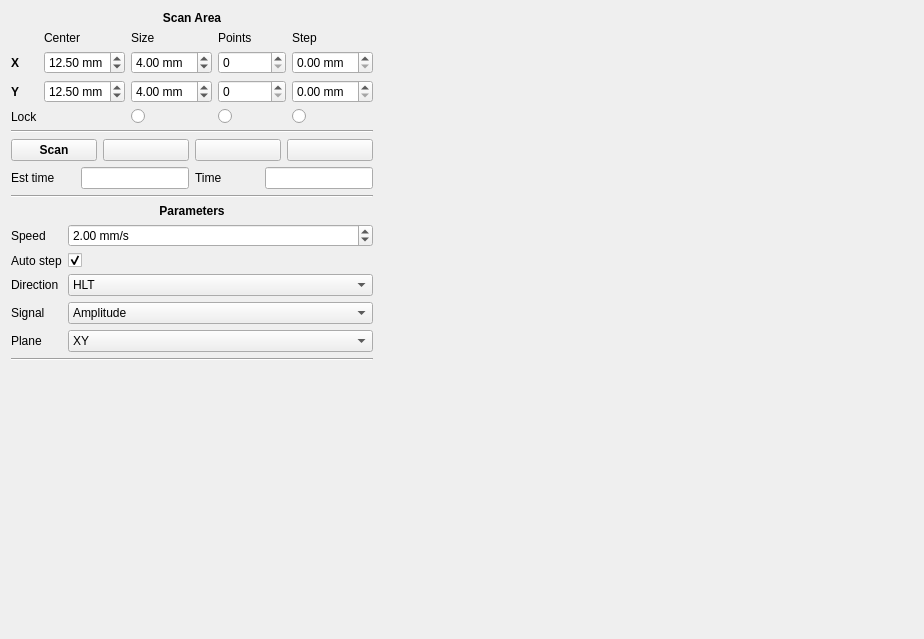
Qt form modules/gui/designer/map_measure_widget.ui (Kaldarinz/PA-RSCF-22-72-00015-) before a commit.
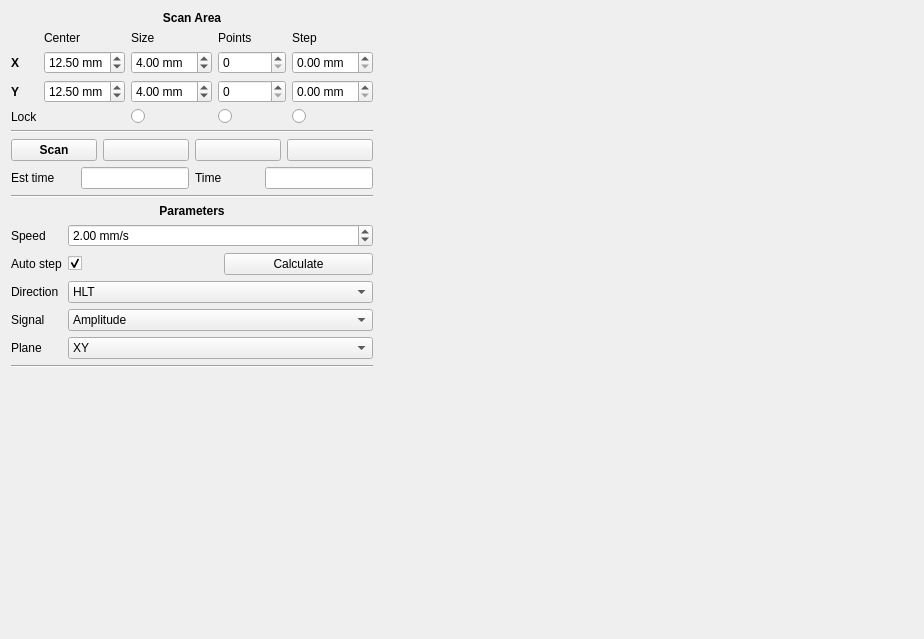
The same form after that commit. Icons and pictures are not drawn. Custom widgets are drawn as their Qt base class.

Commit message: astep_calculation

What changed in the file:
```diff
--- a/modules/gui/designer/map_measure_widget.ui
+++ b/modules/gui/designer/map_measure_widget.ui
@@ -13,7 +13,7 @@
   <property name="windowTitle">
    <string>Form</string>
   </property>
-  <layout class="QHBoxLayout" name="horizontalLayout_3">
+  <layout class="QHBoxLayout" name="horizontalLayout_4">
    <item>
     <layout class="QVBoxLayout" name="verticalLayout">
      <item>
@@ -478,9 +478,6 @@
      </item>
      <item>
       <layout class="QFormLayout" name="formLayout">
-       <property name="leftMargin">
-        <number>0</number>
-       </property>
        <item row="0" column="0">
         <widget class="QLabel" name="lbl_speed">
          <property name="text">
@@ -521,6 +518,8 @@
         </widget>
        </item>
        <item row="1" column="1">
+        <layout class="QHBoxLayout" name="horizontalLayout_3">
+         <item>
         <widget class="QCheckBox" name="chb_astep">
          <property name="text">
           <string/>
@@ -529,6 +528,15 @@
           <bool>true</bool>
          </property>
         </widget>
+         </item>
+         <item>
+          <widget class="QPushButton" name="btn_astep_calc">
+           <property name="text">
+            <string>Calculate</string>
+           </property>
+          </widget>
+         </item>
+        </layout>
        </item>
        <item row="2" column="0">
         <widget class="QLabel" name="lbl_scandir">
```
Lines whose indentation alone changed are shown as unchanged. The commit also changes 5 other files.
